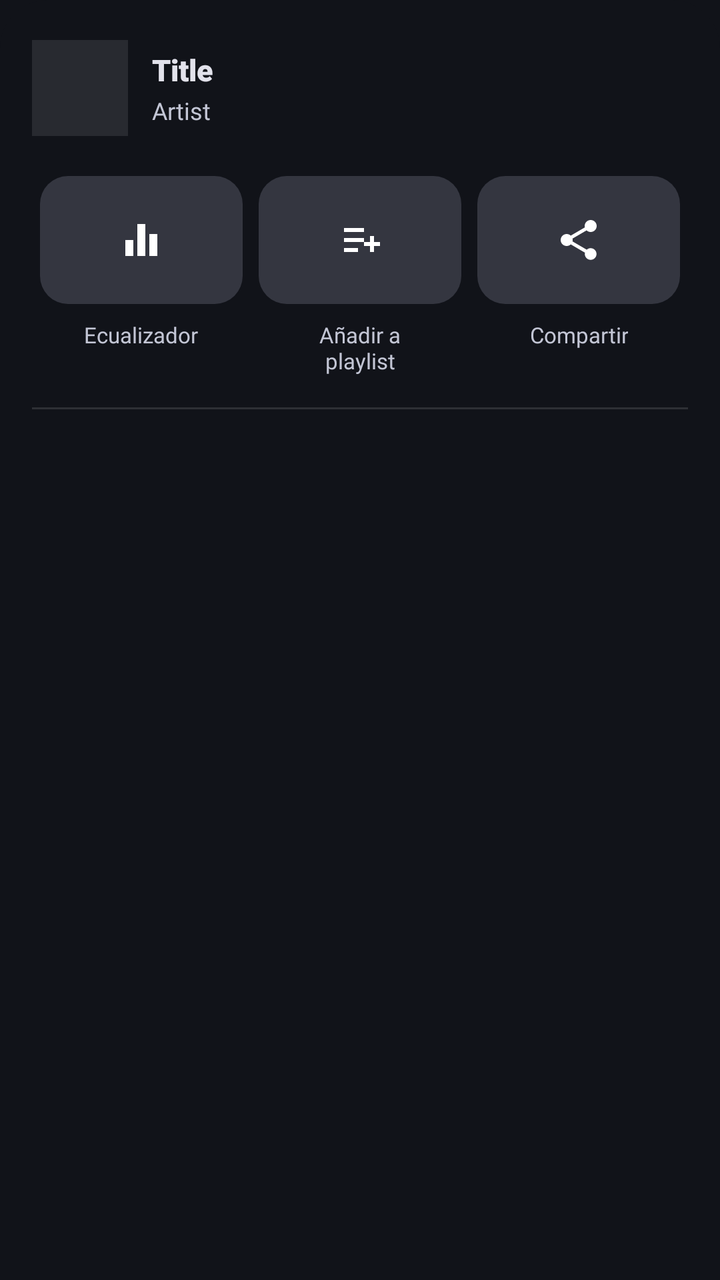
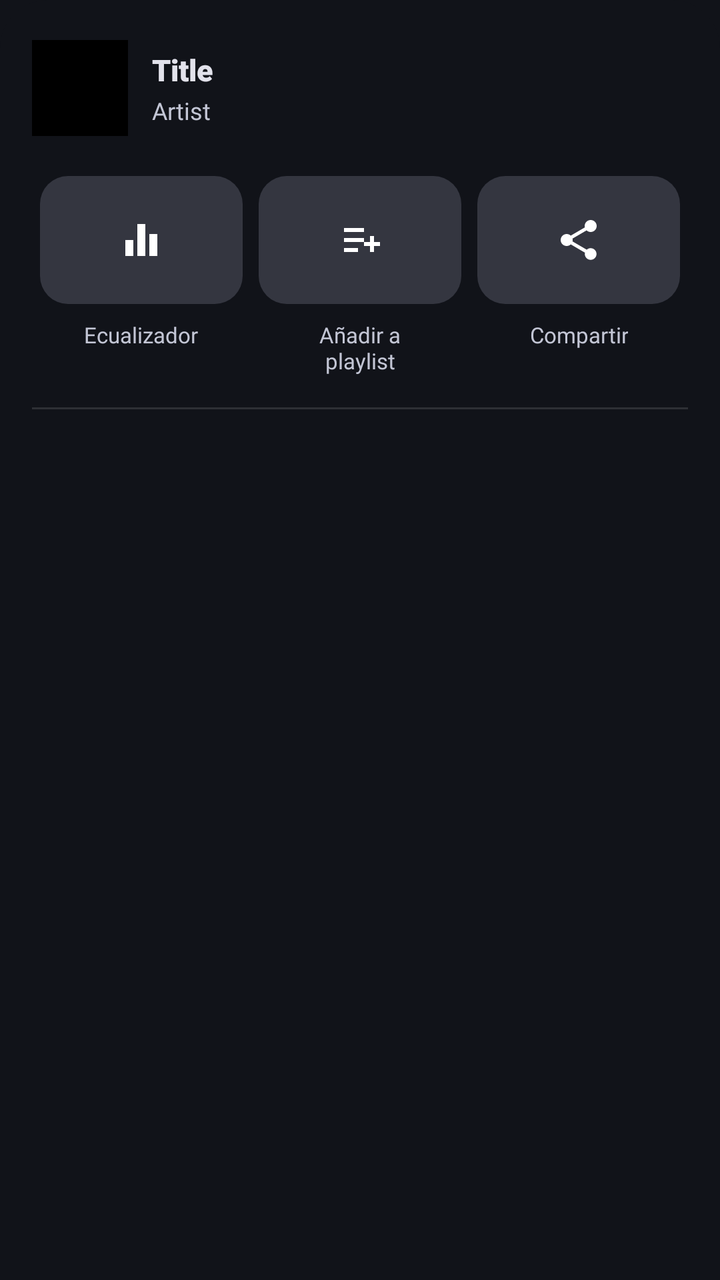

The first picture is an Android layout as it rendered before a commit; the second is the same layout after the commit. The layout source and the unified diff follow.
<!-- AndroidManifest.xml: application theme Theme.Sleppify -->
<!-- res/layout/bottom_sheet_player_options.xml -->
<?xml version="1.0" encoding="utf-8"?>
<LinearLayout xmlns:android="http://schemas.android.com/apk/res/android"
    xmlns:app="http://schemas.android.com/apk/res-auto"
    android:layout_width="match_parent"
    android:layout_height="wrap_content"
    android:background="@drawable/bg_bottom_sheet"
    android:orientation="vertical"
    android:paddingStart="16dp"
    android:paddingTop="20dp"
    android:paddingEnd="16dp"
    android:paddingBottom="24dp">

    
    <LinearLayout
        android:layout_width="match_parent"
        android:layout_height="wrap_content"
        android:orientation="horizontal"
        android:gravity="center_vertical"
        android:layout_marginBottom="20dp">

        <ImageView
            android:id="@+id/ivPoTrackArt"
            android:layout_width="48dp"
            android:layout_height="48dp"
            android:scaleType="centerCrop"
            android:background="@color/surface_high" />

        <LinearLayout
            android:layout_width="0dp"
            android:layout_weight="1"
            android:layout_height="wrap_content"
            android:orientation="vertical"
            android:layout_marginStart="12dp">

            <TextView
                android:id="@+id/tvPoTrackTitle"
                android:layout_width="match_parent"
                android:layout_height="wrap_content"
                android:text="Title"
                android:textColor="@color/text_primary"
                android:textSize="15sp"
                android:fontFamily="sans-serif-black"
                android:maxLines="1"
                android:ellipsize="end"
                android:textStyle="bold" />

            <TextView
                android:id="@+id/tvPoTrackArtist"
                android:layout_width="match_parent"
                android:layout_height="wrap_content"
                android:text="Artist"
                android:textColor="@color/text_secondary"
                android:textSize="12sp"
                android:fontFamily="@font/inter_variable"
                android:maxLines="1"
                android:ellipsize="end"
                android:layout_marginTop="2dp" />
        </LinearLayout>
    </LinearLayout>

    
    <LinearLayout
        android:layout_width="match_parent"
        android:layout_height="wrap_content"
        android:orientation="horizontal"
        android:baselineAligned="false"
        android:weightSum="3"
        android:layout_marginBottom="16dp">

        
        <LinearLayout
            android:id="@+id/btnPoEqualizer"
            android:layout_width="0dp"
            android:layout_height="wrap_content"
            android:layout_weight="1"
            android:orientation="vertical"
            android:gravity="center"
            android:background="?attr/selectableItemBackgroundBorderless"
            android:clickable="true"
            android:focusable="true">

            <FrameLayout
                android:layout_width="match_parent"
                android:layout_height="64dp"
                android:layout_marginHorizontal="4dp"
                android:background="@drawable/bg_bs_action_button">

                <ImageView
                    android:layout_width="24dp"
                    android:layout_height="24dp"
                    android:layout_gravity="center"
                    android:src="@drawable/ic_equalizer"
                    app:tint="@android:color/white" />
            </FrameLayout>

            <TextView
                android:layout_width="wrap_content"
                android:layout_height="wrap_content"
                android:text="Ecualizador"
                android:textColor="@color/text_secondary"
                android:textSize="11sp"
                android:fontFamily="@font/inter_variable"
                android:gravity="center"
                android:layout_marginTop="8dp" />
        </LinearLayout>

        
        <LinearLayout
            android:id="@+id/btnPoAddToPlaylist"
            android:layout_width="0dp"
            android:layout_height="wrap_content"
            android:layout_weight="1"
            android:orientation="vertical"
            android:gravity="center"
            android:background="?attr/selectableItemBackgroundBorderless"
            android:clickable="true"
            android:focusable="true">

            <FrameLayout
                android:layout_width="match_parent"
                android:layout_height="64dp"
                android:layout_marginHorizontal="4dp"
                android:background="@drawable/bg_bs_action_button">

                <ImageView
                    android:layout_width="24dp"
                    android:layout_height="24dp"
                    android:layout_gravity="center"
                    android:src="@drawable/ic_stream_queue_add"
                    app:tint="@android:color/white" />
            </FrameLayout>

            <TextView
                android:layout_width="wrap_content"
                android:layout_height="wrap_content"
                android:text="Añadir a\nplaylist"
                android:textColor="@color/text_secondary"
                android:textSize="11sp"
                android:fontFamily="@font/inter_variable"
                android:gravity="center"
                android:layout_marginTop="8dp" />
        </LinearLayout>

        
        <LinearLayout
            android:id="@+id/btnPoShare"
            android:layout_width="0dp"
            android:layout_height="wrap_content"
            android:layout_weight="1"
            android:orientation="vertical"
            android:gravity="center"
            android:background="?attr/selectableItemBackgroundBorderless"
            android:clickable="true"
            android:focusable="true">

            <FrameLayout
                android:layout_width="match_parent"
                android:layout_height="64dp"
                android:layout_marginHorizontal="4dp"
                android:background="@drawable/bg_bs_action_button">

                <ImageView
                    android:layout_width="24dp"
                    android:layout_height="24dp"
                    android:layout_gravity="center"
                    android:src="@drawable/ic_playlist_share"
                    app:tint="@android:color/white" />
            </FrameLayout>

            <TextView
                android:layout_width="wrap_content"
                android:layout_height="wrap_content"
                android:text="Compartir"
                android:textColor="@color/text_secondary"
                android:textSize="11sp"
                android:fontFamily="@font/inter_variable"
                android:gravity="center"
                android:layout_marginTop="8dp" />
        </LinearLayout>
    </LinearLayout>

    <View
        android:layout_width="match_parent"
        android:layout_height="1dp"
        android:background="#1FFFFFFF"
        android:layout_marginBottom="8dp" />

</LinearLayout>
<!-- resources referenced by this layout -->
<resources>
  <color name="surface_high">#282a30</color>
  <color name="text_primary">#e2e2eb</color>
  <color name="text_secondary">#c3c6d5</color>
  <!-- drawable bg_bottom_sheet (drawable) -->
  <?xml version="1.0" encoding="utf-8"?>
  <shape xmlns:android="http://schemas.android.com/apk/res/android">
      <solid android:color="@color/surface_dark" />
      <corners
          android:topLeftRadius="24dp"
          android:topRightRadius="24dp" />
  </shape>
  <!-- drawable bg_bs_action_button (drawable) -->
  <?xml version="1.0" encoding="utf-8"?>
  <shape xmlns:android="http://schemas.android.com/apk/res/android"
      android:shape="rectangle">
      <corners android:radius="14dp" />
      <solid android:color="@color/surface_raised" />
  </shape>
  <!-- drawable ic_equalizer (drawable) -->
  <vector xmlns:android="http://schemas.android.com/apk/res/android"
      android:width="24dp"
      android:height="24dp"
      android:viewportWidth="24.0"
      android:viewportHeight="24.0">
      <path
          android:fillColor="#FFFFFFFF"
          android:pathData="M10,20h4V4h-4v16zm-6,0h4v-8H4v8zM16,9v11h4V9h-4z"/>
  </vector>
  <!-- drawable ic_playlist_share (drawable) -->
  <vector xmlns:android="http://schemas.android.com/apk/res/android"
      android:width="24dp"
      android:height="24dp"
      android:viewportWidth="24"
      android:viewportHeight="24"
      android:tint="#FFFFFF">
      <path
          android:fillColor="@android:color/white"
          android:pathData="M18,16.08c-0.76,0 -1.44,0.3 -1.96,0.77L8.91,12.7c0.05,-0.23 0.09,-0.46 0.09,-0.7s-0.04,-0.47 -0.09,-0.7l7.05,-4.11c0.54,0.5 1.25,0.81 2.04,0.81c1.66,0 3,-1.34 3,-3s-1.34,-3 -3,-3s-3,1.34 -3,3c0,0.24 0.04,0.47 0.09,0.7L8.04,9.81C7.5,9.31 6.79,9 6,9c-1.66,0 -3,1.34 -3,3s1.34,3 3,3c0.79,0 1.5,-0.31 2.04,-0.81l7.12,4.16c-0.05,0.21 -0.08,0.43 -0.08,0.65c0,1.61 1.31,2.92 2.92,2.92c1.61,0 2.92,-1.31 2.92,-2.92s-1.31,-2.92 -2.92,-2.92z"/>
  </vector>
  <!-- drawable ic_stream_queue_add (drawable) -->
  <?xml version="1.0" encoding="utf-8"?>
  <vector xmlns:android="http://schemas.android.com/apk/res/android"
      android:width="24dp"
      android:height="24dp"
      android:viewportWidth="24"
      android:viewportHeight="24">
  
      <path
          android:fillColor="#FFFFFFFF"
          android:pathData="M4,6h10v2H4z" />
  
      <path
          android:fillColor="#FFFFFFFF"
          android:pathData="M4,11h10v2H4z" />
  
      <path
          android:fillColor="#FFFFFFFF"
          android:pathData="M4,16h7v2H4z" />
  
      <path
          android:fillColor="#FFFFFFFF"
          android:pathData="M17,10v3h-3v2h3v3h2v-3h3v-2h-3v-3z" />
  </vector>
  <style name="Theme.Sleppify" parent="Base.Theme.Sleppify" />
  <color name="surface_dark">#111319</color>
  <color name="surface_raised">#343640</color>
  <style name="Base.Theme.Sleppify" parent="Theme.Material3.Dark.NoActionBar">
          
          <item name="colorPrimary">@color/stitch_blue</item>
          <item name="colorSecondary">@color/stitch_blue_light</item>
          <item name="android:windowBackground">@color/surface_dark</item>
          <item name="android:navigationBarColor">@color/surface_dark</item>
          <item name="android:statusBarColor">@color/surface_dark</item>
          <item name="android:textColorPrimary">@color/text_primary</item>
          <item name="android:textColorSecondary">@color/text_secondary</item>
      </style>
  <color name="stitch_blue">#AEC7FD</color>
  <color name="stitch_blue_light">#AEC7FD</color>
</resources>

<!-- the commit's change to res/layout/bottom_sheet_player_options.xml (unified diff, before → after) -->
@@ -23,7 +23,7 @@
             android:layout_width="48dp"
             android:layout_height="48dp"
             android:scaleType="centerCrop"
-            android:background="@color/surface_high" />
+            android:background="@color/artwork_background" />
 
         <LinearLayout
             android:layout_width="0dp"
<!-- resource entries referenced after the edit -->
@@ -1,6 +1,6 @@
 <!-- resources referenced by this layout -->
 <resources>
-  <color name="surface_high">#282a30</color>
+  <color name="artwork_background">#FF000000</color>
   <color name="text_primary">#e2e2eb</color>
   <color name="text_secondary">#c3c6d5</color>
   <!-- drawable bg_bottom_sheet (drawable) -->
